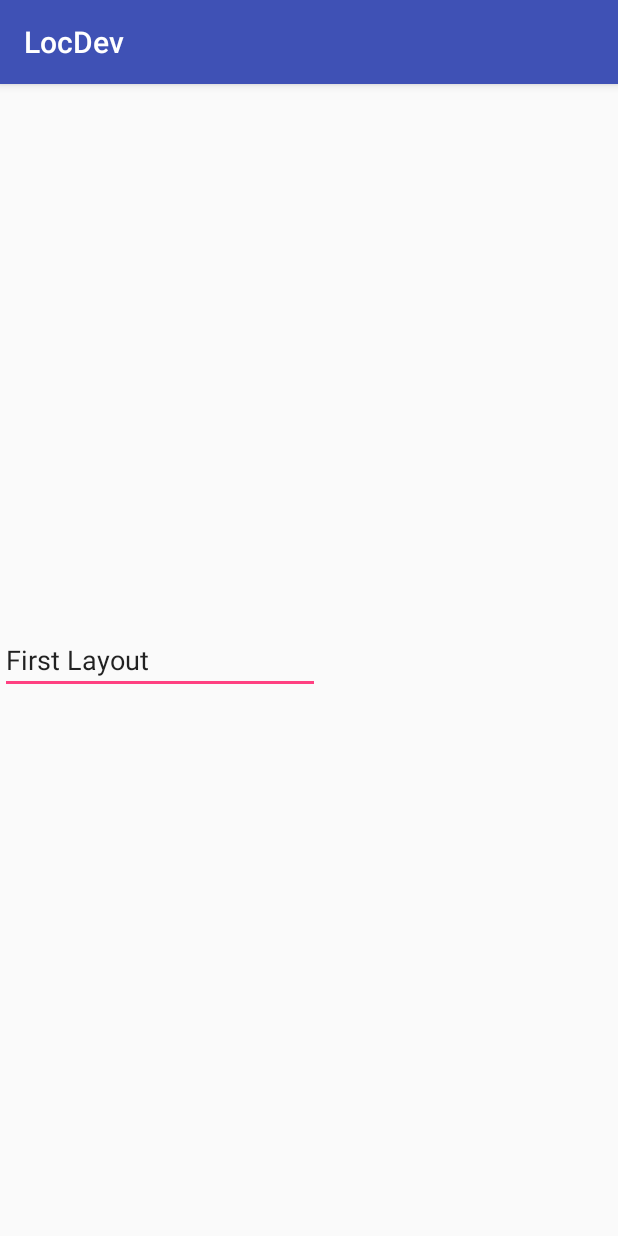
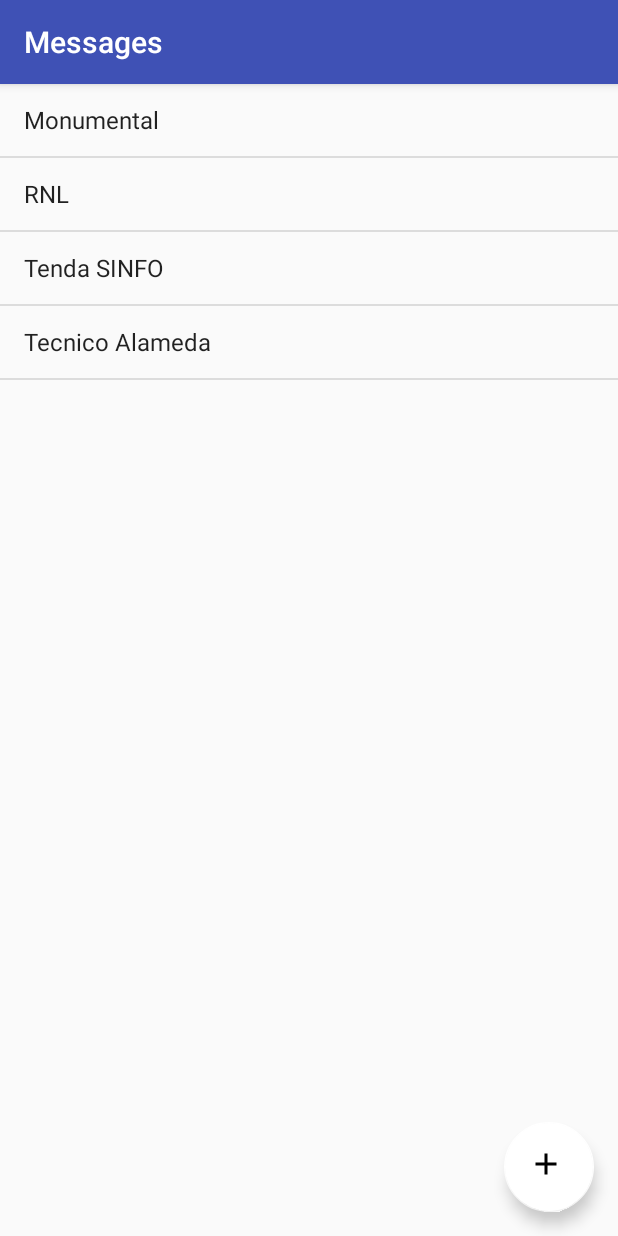
Before and after one commit to johnytiago/LocMessClient, an Android app: the fragment MessagesFragment shown on its own in the app's theme, on a phone screen of 412 x 824 dp. Run offline under Robolectric (Android 15) with nearby library versions, the phone set to English and light mode, and no system bars.

Commit message:
Refactor Lists and style titles

```diff
--- a/app/src/main/java/pt/ulisboa/tecnico/cmov/locdev/MessagesFragment.java
+++ b/app/src/main/java/pt/ulisboa/tecnico/cmov/locdev/MessagesFragment.java
@@ -6,15 +6,31 @@ import android.support.v4.app.Fragment;
 import android.view.LayoutInflater;
 import android.view.View;
 import android.view.ViewGroup;
+import android.widget.ArrayAdapter;
+import android.widget.ListView;
 
 public class MessagesFragment extends Fragment {
-
-    View myView;
 
     @Nullable
     @Override
     public View onCreateView(LayoutInflater inflater, @Nullable ViewGroup container, Bundle savedInstanceState) {
-        myView = inflater.inflate(R.layout.messages_layout, container, false);
-        return myView;
+        this.getActivity().setTitle(R.string.title_activity_messages);
+        return inflater.inflate(R.layout.messages_layout, container, false);
+    }
+
+    private void populateListView() {
+        String[] locations = {"Monumental", "RNL", "Tenda SINFO", "Tecnico Alameda"};
+        ArrayAdapter<String> adapter = new ArrayAdapter<String>(
+                this.getContext(),
+                android.R.layout.simple_list_item_1,
+                locations);
+        ListView list = (ListView) getActivity().findViewById(R.id.messages_list);
+        list.setAdapter(adapter);
+    }
+
+    @Override
+    public void onActivityCreated(@Nullable Bundle savedInstanceState) {
+        super.onActivityCreated(savedInstanceState);
+        populateListView();
     }
 }
--- a/app/src/main/res/layout/messages_layout.xml
+++ b/app/src/main/res/layout/messages_layout.xml
@@ -1,19 +1,31 @@
 <?xml version="1.0" encoding="utf-8"?>
-<android.support.constraint.ConstraintLayout
-    xmlns:android="http://schemas.android.com/apk/res/android"
+<android.support.design.widget.CoordinatorLayout xmlns:android="http://schemas.android.com/apk/res/android"
     xmlns:app="http://schemas.android.com/apk/res-auto"
     xmlns:tools="http://schemas.android.com/tools"
     android:layout_width="match_parent"
-    android:layout_height="match_parent">
+    android:layout_height="match_parent"
+    android:fitsSystemWindows="true">
 
-    <EditText
-        android:id="@+id/editText2"
-        android:layout_width="wrap_content"
-        android:layout_height="wrap_content"
-        android:ems="10"
-        android:inputType="textPersonName"
-        android:text="First Layout"
+    <ListView
+        android:id="@+id/messages_list"
+        android:layout_width="match_parent"
+        android:layout_height="1000dp"
         app:layout_constraintBottom_toBottomOf="parent"
+        app:layout_constraintHorizontal_bias="0.0"
+        app:layout_constraintLeft_toLeftOf="parent"
+        app:layout_constraintRight_toRightOf="parent"
         app:layout_constraintTop_toTopOf="parent"
-        tools:layout_editor_absoluteX="73dp" />
-</android.support.constraint.ConstraintLayout>
+        app:layout_constraintVertical_bias="0.0" />
+
+    <android.support.design.widget.FloatingActionButton
+        android:id="@+id/floatingActionButton"
+        android:layout_width="60dp"
+        android:layout_height="60dp"
+        android:clickable="true"
+        android:layout_gravity="bottom|right"
+        android:layout_margin="@dimen/fab_margin"
+        app:layout_anchorGravity="bottom|right"
+        app:backgroundTint="?android:attr/colorBackgroundFloating"
+        app:layout_anchor="@+id/messages_list"
+        app:srcCompat="@drawable/ic_add_black_24dp"/>
+</android.support.design.widget.CoordinatorLayout>
--- a/app/src/main/res/layout/profile_layout.xml
+++ b/app/src/main/res/layout/profile_layout.xml
@@ -17,7 +17,7 @@
         android:id="@+id/edit_profile_fab"
         android:layout_width="61dp"
         android:layout_height="71dp"
-        android:layout_gravity="top|left"
+        android:layout_gravity="bottom|right"
         android:layout_margin="@dimen/fab_margin"
         app:backgroundTint="@android:color/background_light"
         app:layout_anchor="@+id/include3"
--- a/app/src/main/res/values/strings.xml
+++ b/app/src/main/res/values/strings.xml
@@ -115,4 +115,6 @@
     <string name="title_activity_new_profile">NewProfileActivity</string>
     <string name="profile_email">YOUR AWESOME EMAIL</string>
     <string name="profile_name">YOUR AWESOME NAME</string>
+    <string name="title_activity_messages">Messages</string>
+    <string name="title_activity_locations">Locations</string>
 </resources>
```
Also changed, not shown: app/src/main/java/pt/ulisboa/tecnico/cmov/locdev/LocationsFragment.java (+3 -5 lines), app/src/main/java/pt/ulisboa/tecnico/cmov/locdev/ProfileFragment.java (+4 -7 lines), app/src/main/res/layout/locations_layout.xml (+20 -18 lines), app/src/main/res/layout/messages_list_item.xml (added, +8 -0 lines), app/src/main/res/layout/keys_list_item.xml (renamed from app/src/main/res/layout/key_list_item.xml).
